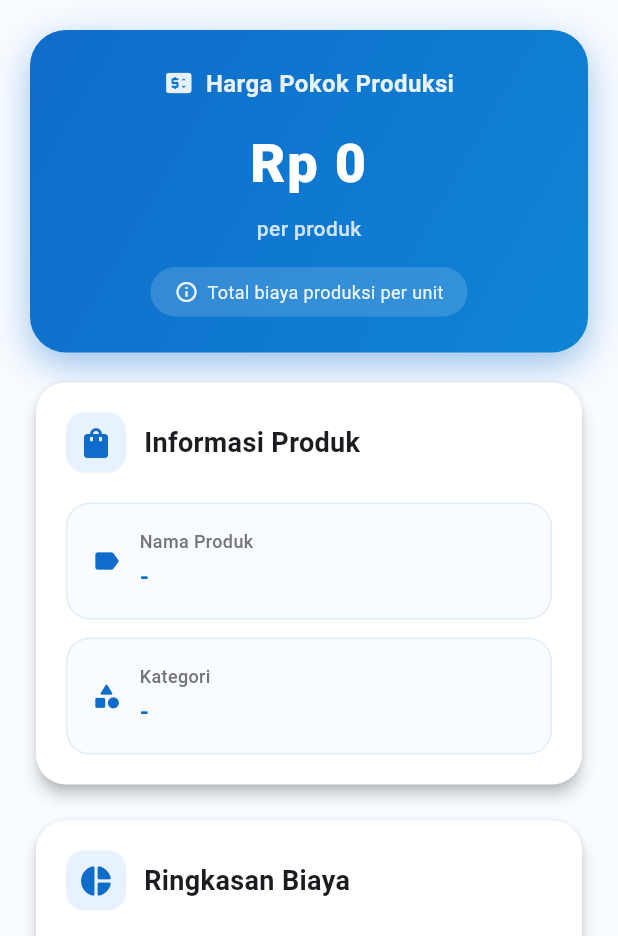
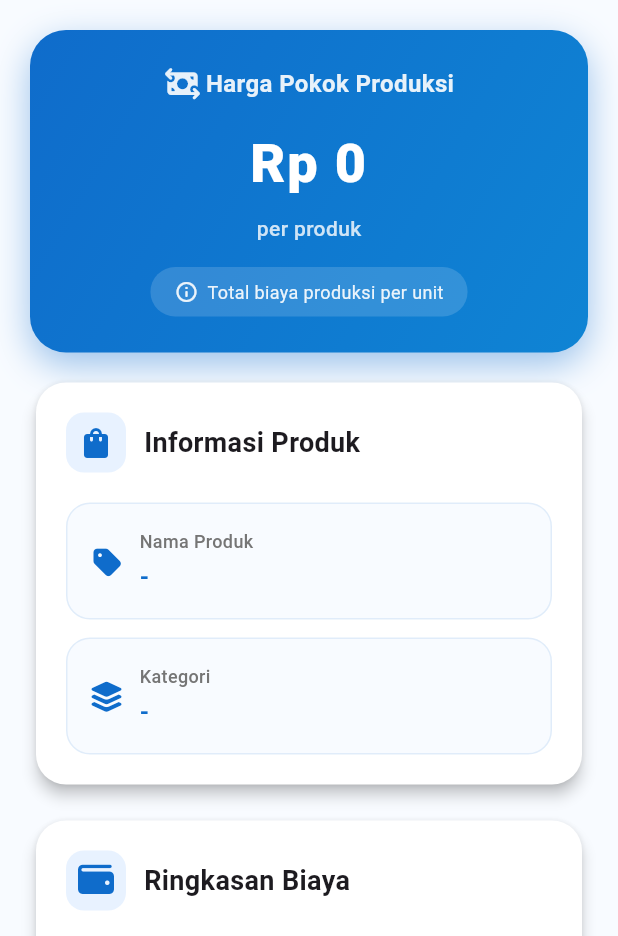
Before and after one commit to ardhikaxx/hpp-snap-app, a Flutter app: the ResultScreen screen opened directly with empty values, on a phone screen of 412 x 824 dp, the part 300-1236 px from its top. Run offline on Flutter 3.47's test engine with Material 3 defaults, Android fonts, the phone set to English and light mode, and no system bars; our stand-ins replace font_awesome_flutter.

Commit message:
fix(result) perbaikan pada result

```diff
--- a/lib/page/result_screens.dart
+++ b/lib/page/result_screens.dart
@@ -246,7 +246,7 @@ class ResultScreen extends StatelessWidget {
               mainAxisAlignment: MainAxisAlignment.center,
               children: [
                 Icon(
-                  Icons.price_change_rounded,
+                  FontAwesomeIcons.moneyBillTransfer,
                   color: Colors.white.withOpacity(0.9),
                   size: 20,
                 ),
@@ -350,13 +350,13 @@ class ResultScreen extends StatelessWidget {
               _buildEnhancedInfoRow(
                 'Nama Produk',
                 namaProduk.isEmpty ? '-' : namaProduk,
-                Icons.label_rounded,
+                FontAwesomeIcons.tag,
               ),
               const SizedBox(height: 12),
               _buildEnhancedInfoRow(
                 'Kategori',
                 kategori.isEmpty ? '-' : kategori,
-                Icons.category_rounded,
+                FontAwesomeIcons.layerGroup,
               ),
             ],
           ),
@@ -430,7 +430,7 @@ class ResultScreen extends StatelessWidget {
                       borderRadius: BorderRadius.circular(12),
                     ),
                     child: Icon(
-                      Icons.pie_chart_rounded,
+                      FontAwesomeIcons.wallet,
                       color: primaryColor,
                       size: 24,
                     ),
@@ -495,7 +495,7 @@ class ResultScreen extends StatelessWidget {
                             borderRadius: BorderRadius.circular(8),
                           ),
                           child: const Icon(
-                            Icons.calculate_rounded,
+                            FontAwesomeIcons.sackDollar,
                             color: Colors.white,
                             size: 20,
                           ),
@@ -624,7 +624,7 @@ class ResultScreen extends StatelessWidget {
                       borderRadius: BorderRadius.circular(12),
                     ),
                     child: Icon(
-                      Icons.list_alt_rounded,
+                      FontAwesomeIcons.fileInvoiceDollar,
                       color: primaryColor,
                       size: 24,
                     ),
@@ -1120,10 +1120,10 @@ class ResultScreen extends StatelessWidget {
                   child: Row(
                     mainAxisAlignment: MainAxisAlignment.center,
                     children: [
-                      Icon(Icons.save_rounded, color: Colors.white),
+                      Icon(FontAwesomeIcons.fileInvoice, color: Colors.white),
                       const SizedBox(width: 8),
                       const Text(
-                        'Simpan',
+                        'Export',
                         style: TextStyle(
                           color: Colors.white,
                           fontWeight: FontWeight.bold,
```
